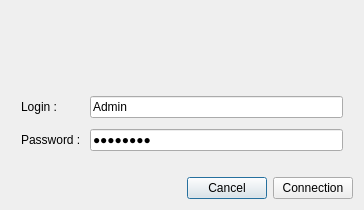
Old version of the form identificationdialog.ui in the repository mariedegen/QtProject.
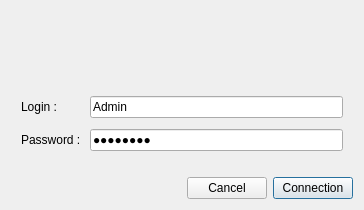
New version of the form. Icons and pictures are not drawn.

Diff of the .ui file:
```diff
--- a/identificationdialog.ui
+++ b/identificationdialog.ui
@@ -176,6 +176,9 @@
         <iconset resource="tpqt.qrc">
          <normaloff>:/icon/cancel.png</normaloff>:/icon/cancel.png</iconset>
        </property>
+       <property name="autoDefault">
+        <bool>false</bool>
+       </property>
       </widget>
      </item>
      <item>
```
